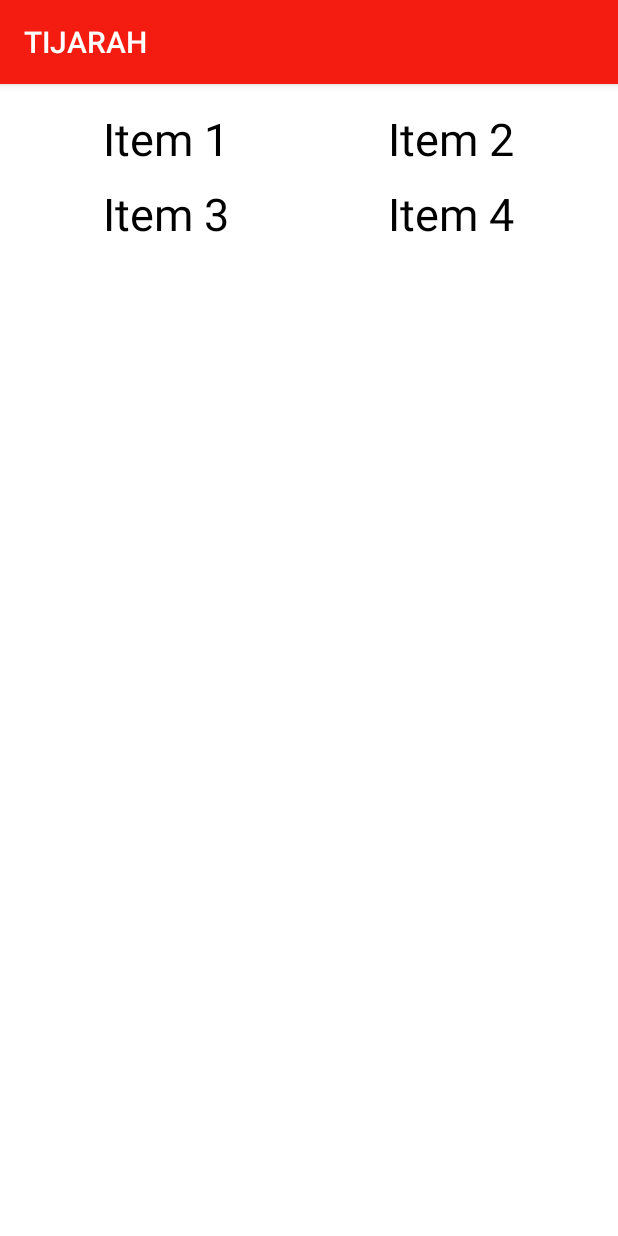
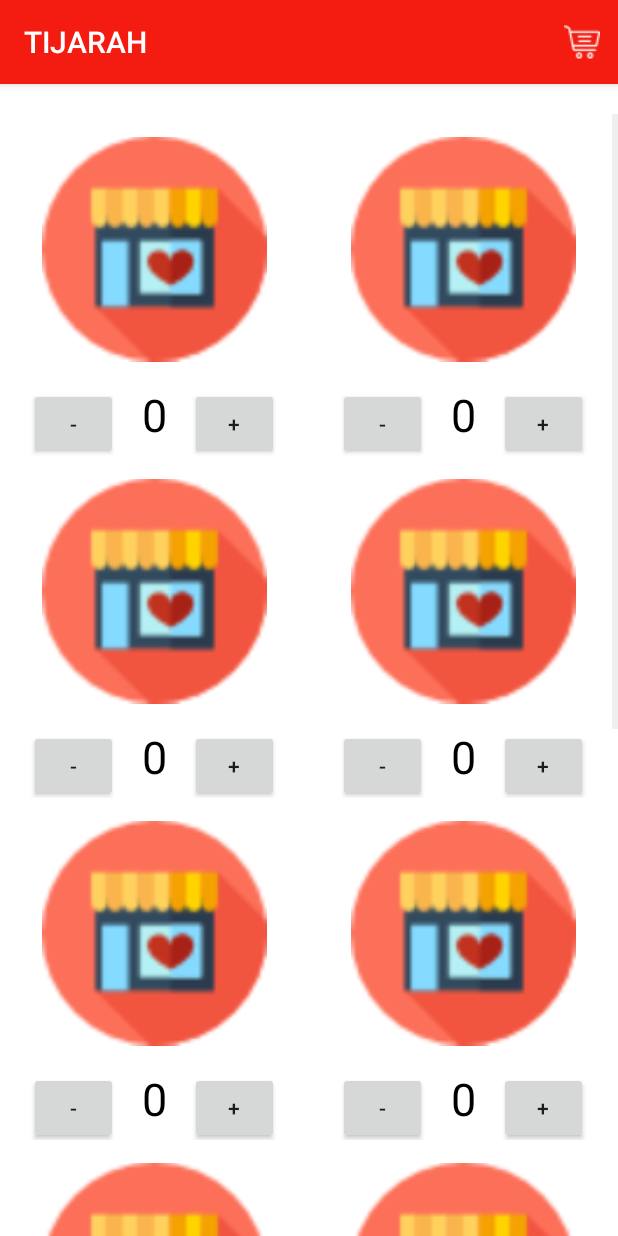
Before and after one commit to ExcaliburCreation/StartUp, an Android app: the ItemsActivity screen opened directly, with no data from a screen before it, on a phone screen of 412 x 824 dp. Run offline under Robolectric (Android 15) with nearby library versions, the light colour scheme and no system bars.

Commit message:
working on gridview

```diff
--- a/app/src/main/java/com/org/tijarah/structure/GridViewAdapter.java
+++ b/app/src/main/java/com/org/tijarah/structure/GridViewAdapter.java
@@ -1,8 +1,84 @@
 package com.org.tijarah.structure;
+
+import android.content.Context;
+import android.content.Intent;
+import android.graphics.drawable.Drawable;
+import android.view.LayoutInflater;
+import android.view.View;
+import android.view.ViewGroup;
+import android.widget.ArrayAdapter;
+import android.widget.BaseAdapter;
+import android.widget.Button;
+import android.widget.EditText;
+import android.widget.ImageView;
+import android.widget.Toast;
 
 /**
  * Created by Excalibur Creations on 3/24/2017.
  */
 
-public class GridViewAdapter  {
+public class GridViewAdapter extends BaseAdapter {
+
+    private int imgUrl[];
+    private Context context;
+
+    public GridViewAdapter(Context context, int[] imgUrl) {
+
+        this.context = context;
+        this.imgUrl  = imgUrl;
+
+    }
+
+    @Override
+    public int getCount() {
+        return imgUrl.length;
+    }
+
+    @Override
+    public View getView(int i, View view, ViewGroup viewGroup) {
+
+        View grid;
+
+        LayoutInflater inflater = (LayoutInflater) context.getSystemService(Context.LAYOUT_INFLATER_SERVICE);
+
+        if (view == null) {
+
+            grid = new View(context);
+            grid = inflater.inflate(R.layout.grid_item, null);
+
+            ImageView itemImage = (ImageView) grid.findViewById(R.id.itemImage);
+            Button btnRemove = (Button) grid.findViewById(R.id.btnRemove);
+            Button btnAdd = (Button) grid.findViewById(R.id.btnAdd);
+            EditText editTextQuantity = (EditText) grid.findViewById(R.id.editTextQuantity);
+            itemImage.setImageResource(imgUrl[i]);
+
+            itemImage.setOnClickListener(new View.OnClickListener() {
+                @Override
+                public void onClick(View view) {
+                    Toast.makeText(context, "Item Image Clicked", Toast.LENGTH_LONG).show();
+
+                    Intent intent = new Intent(context, SelectedItemActivity.class);
+                    context.startActivity(intent);
+                }
+            });
+
+        }
+        else{
+
+            grid = view;
+        }
+
+        return grid;
+    }
+
+    @Override
+    public Object getItem(int i) {
+        return null;
+    }
+
+    @Override
+    public long getItemId(int i) {
+        return 0;
+    }
+
 }
--- a/app/src/main/java/com/org/tijarah/structure/ItemsActivity.java
+++ b/app/src/main/java/com/org/tijarah/structure/ItemsActivity.java
@@ -3,25 +3,43 @@ package com.org.tijarah.structure;
 import android.content.Intent;
 import android.support.v7.app.AppCompatActivity;
 import android.os.Bundle;
+import android.view.Menu;
+import android.view.MenuItem;
 import android.view.View;
 import android.widget.AdapterView;
 import android.widget.ArrayAdapter;
 import android.widget.GridView;
+import android.widget.Toast;
 
 public class ItemsActivity extends AppCompatActivity {
 
-    String[] items = {"Item 1","Item 2","Item 3","Item 4"};
+    String[] items = {"Item 1", "Item 2", "Item 3", "Item 4"};
+
     @Override
     protected void onCreate(Bundle savedInstanceState) {
         super.onCreate(savedInstanceState);
         setContentView(R.layout.activity_items);
 
-        ArrayAdapter<String> adapter = new ArrayAdapter<String>(this, R.layout.listview_item, items);
+        int[] images = {R.drawable.supermarkets,
+                R.drawable.supermarkets,
+                R.drawable.supermarkets,
+                R.drawable.supermarkets,
+                R.drawable.supermarkets,
+                R.drawable.supermarkets,
+                R.drawable.supermarkets,
+                R.drawable.supermarkets,
+                R.drawable.supermarkets,
+                R.drawable.supermarkets,
+                R.drawable.supermarkets,
+                R.drawable.supermarkets,};
 
-        GridView gridView = (GridView)findViewById(R.id.itemsgridview);
-        gridView.setAdapter(adapter);
+        GridViewAdapter adapter = new GridViewAdapter(this, images);
 
-        gridView.setOnItemClickListener(new AdapterView.OnItemClickListener() {
+        GridView itemsGridView = (GridView) findViewById(R.id.itemsGridView);
+
+        itemsGridView.setAdapter(adapter);
+
+        itemsGridView.setOnItemClickListener(new AdapterView.OnItemClickListener() {
             @Override
             public void onItemClick(AdapterView<?> parent, View view, int position, long id) {
                 Intent intent = new Intent(ItemsActivity.this, SelectedItemActivity.class);
@@ -31,4 +49,22 @@ public class ItemsActivity extends AppCompatActivity {
 
 
     }
+
+    @Override
+    public boolean onCreateOptionsMenu(Menu menu) {
+
+        getMenuInflater().inflate(R.menu.navigation_drawer, menu);
+        return true;
+    }
+
+    @Override
+    public boolean onOptionsItemSelected(MenuItem item) {
+
+        if(item.getItemId() == R.id.basket){
+            Intent intent = new Intent(ItemsActivity.this, BasketActivity.class);
+            startActivity(intent);
+        }
+
+        return true;
+    }
 }
--- a/app/src/main/res/layout/activity_items.xml
+++ b/app/src/main/res/layout/activity_items.xml
@@ -4,17 +4,16 @@
     android:id="@+id/activity_items"
     android:layout_width="match_parent"
     android:layout_height="match_parent"
-    android:paddingBottom="@dimen/activity_vertical_margin"
-    android:paddingLeft="@dimen/activity_horizontal_margin"
-    android:paddingRight="@dimen/activity_horizontal_margin"
-    android:paddingTop="@dimen/activity_vertical_margin"
     android:background="@android:color/background_light"
+    android:paddingTop="20dp"
     tools:context="com.org.tijarah.structure.ItemsActivity">
 
     <GridView
-        android:id="@+id/itemsgridview"
+        android:id="@+id/itemsGridView"
+        android:layout_width="match_parent"
+        android:layout_height="match_parent"
+        android:clickable="true"
         android:numColumns="2"
-        android:layout_width="match_parent"
-        android:layout_height="match_parent"></GridView>
+        />
 
 </RelativeLayout>
--- a/app/src/main/res/layout/grid_item.xml
+++ b/app/src/main/res/layout/grid_item.xml
@@ -1,36 +1,44 @@
 <?xml version="1.0" encoding="utf-8"?>
-<RelativeLayout xmlns:android="http://schemas.android.com/apk/res/android"
-    android:layout_width="200dp"
-    android:layout_height="200dp"
+<LinearLayout xmlns:android="http://schemas.android.com/apk/res/android"
+    android:layout_width="300dp"
+    android:layout_height="300dp"
+    android:layout_gravity="center"
+    android:orientation="vertical"
     android:background="@android:color/background_light">
 
     <ImageView
-        android:id="@+id/item_image"
+        android:id="@+id/itemImage"
         android:layout_width="150dp"
-        android:layout_height="120dp"
-        android:src="@android:drawable/gallery_thumb"
-        android:layout_centerHorizontal="true" />
+        android:layout_height="180dp"
+        android:layout_gravity="center"
+        />
 
     <LinearLayout
         android:layout_width="match_parent"
         android:layout_height="wrap_content"
         android:layout_alignParentBottom="true"
-        android:paddingLeft="25dp"
-        >
+        android:orientation="horizontal"
+        android:gravity="center_horizontal"
+        android:weightSum="1">
 
         <Button
             android:id="@+id/btnRemove"
-            android:layout_width="57dp"
-
+            android:layout_width="59dp"
             android:layout_height="wrap_content"
             android:text="-" />
 
         <EditText
-            android:textColor="@android:color/black"
-            android:layout_width="wrap_content"
+            android:id="@+id/editTextQuantity"
+            android:layout_width="20dp"
             android:layout_height="wrap_content"
             android:text="0"
-            android:textAlignment="center"/>
+            android:textSize="30sp"
+            android:textAlignment="center"
+            android:layout_marginLeft="10dp"
+            android:layout_marginRight="10dp"
+            android:background="@android:color/white"
+            android:textColor="@android:color/black"
+            android:layout_weight="0.18" />
 
         <Button
             android:id="@+id/btnAdd"
@@ -39,4 +47,4 @@
             android:text="+" />
     </LinearLayout>
 
-</RelativeLayout>
+</LinearLayout>
--- a/app/src/main/res/menu/navigation_drawer.xml
+++ b/app/src/main/res/menu/navigation_drawer.xml
@@ -2,8 +2,9 @@
 <menu xmlns:android="http://schemas.android.com/apk/res/android"
     xmlns:app="http://schemas.android.com/apk/res-auto">
     <item
-        android:id="@+id/action_settings"
-        android:orderInCategory="100"
-        android:title="@string/action_settings"
-        app:showAsAction="never" />
+        android:id="@+id/basket"
+        android:orderInCategory="1"
+        android:icon="@drawable/shoppingcart"
+        android:title="@string/action_basket"
+        app:showAsAction="ifRoom" />
 </menu>
--- a/app/src/main/res/values/strings.xml
+++ b/app/src/main/res/values/strings.xml
@@ -37,5 +37,5 @@
     <string name="splash_dialog_button_negative">OK</string>
     <string name="splash_dialog_button_postive">Allow</string>
 
-    <string name="action_settings">Settings</string>
+    <string name="action_basket">Basket</string>
 </resources>
```
Also changed, not shown: app/src/main/java/com/org/tijarah/structure/Item.java (added, +44 -0 lines), app/src/main/java/com/org/tijarah/structure/NavigationDrawer.java (+24 -11 lines), app/src/main/res/drawable/sample.jpg (added), app/src/main/res/drawable/shoppingcart.png (added), app/src/main/res/drawable/supermarkets.png (added).
